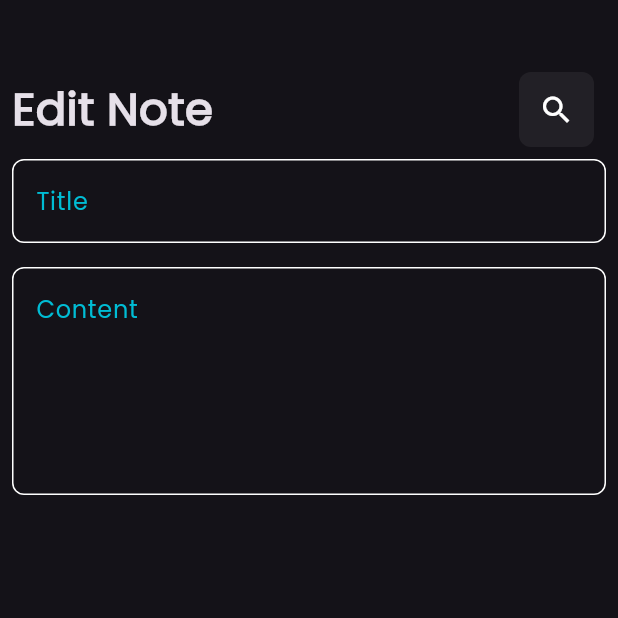
After one commit to MoHaMeD-Sa3eD/News-App, a Flutter app: the screen it shows after launch, after a tap on "Flutter tips", on a phone screen of 412 x 824 dp, the top half of it. The commit adds this screen. Run offline on Flutter 3.47's test engine with Material 3 defaults, Android fonts, the phone set to English and light mode, and no system bars; our stand-ins replace font_awesome_flutter.

Commit message:
created EditNoteScreen

```diff
--- a/lib/ui-part/custom_widgets/custom-widgets/CustomAppBar.dart
+++ b/lib/ui-part/custom_widgets/custom-widgets/CustomAppBar.dart
@@ -3,15 +3,17 @@ import 'package:flutter/material.dart';
 import 'CustomSearchIcon.dart';
 
 class CustomAppBar extends StatelessWidget {
-  const CustomAppBar({super.key});
+
+  final String title;
+  const CustomAppBar({super.key,required this.title});
 
   @override
   Widget build(BuildContext context) {
     return Row(
       children: [
-        const Text(
-          'Notes',
-          style: TextStyle(fontWeight: FontWeight.bold, fontSize: 30),
+         Text(
+          title,
+          style: const TextStyle(fontWeight: FontWeight.bold, fontSize: 30),
         ),
         const Spacer(),
         IconButton(
--- a/lib/ui-part/custom_widgets/custom-widgets/CustomNoteItem.dart
+++ b/lib/ui-part/custom_widgets/custom-widgets/CustomNoteItem.dart
@@ -1,5 +1,6 @@
 import 'package:flutter/material.dart';
 import 'package:font_awesome_flutter/font_awesome_flutter.dart';
+import 'package:notes_app/ui-part/screens/EditNoteScreen.dart';
 
 class CustomNoteItem extends StatelessWidget {
   const CustomNoteItem({
@@ -8,7 +9,17 @@ class CustomNoteItem extends StatelessWidget {
 
   @override
   Widget build(BuildContext context) {
-    return Container(
+    return GestureDetector(
+      onTap: () {
+        Navigator.of(context).push(
+          MaterialPageRoute(
+            builder: (context) {
+              return const EditNoteScreen();
+            },
+          ),
+        );
+      },
+      child: Container(
         margin: const EdgeInsets.only(bottom: 8),
         padding: const EdgeInsets.only(top: 24, bottom: 24, left: 16),
         decoration: BoxDecoration(
@@ -25,8 +36,8 @@ class CustomNoteItem extends StatelessWidget {
               ),
               subtitle: Text(
                 "Build Your Career with\tMohamed Saeed",
-              style:
-                  TextStyle(fontSize: 18, color: Colors.brown.withOpacity(0.8)),
+                style: TextStyle(
+                    fontSize: 18, color: Colors.brown.withOpacity(0.8)),
               ),
               trailing: IconButton(
                 onPressed: () {},
@@ -41,12 +52,13 @@ class CustomNoteItem extends StatelessWidget {
               padding: const EdgeInsets.only(right: 33.0),
               child: Text(
                 '\nMay21 , 2022',
-              style:
-                  TextStyle(fontSize: 16, color: Colors.brown.withOpacity(0.8)),
+                style: TextStyle(
+                    fontSize: 16, color: Colors.brown.withOpacity(0.8)),
               ),
             ),
           ],
         ),
+      ),
     );
   }
 }
--- /dev/null
+++ b/lib/ui-part/custom_widgets/custom-widgets/EditNoteScreenBody.dart
@@ -0,0 +1,38 @@
+import 'package:flutter/material.dart';
+
+import '../custom_models/CustomTextFieldModel.dart';
+import 'CustomAppBar.dart';
+import 'CustomTextField.dart';
+
+class EditNoteScreenBody extends StatelessWidget {
+  const EditNoteScreenBody({
+    super.key,
+  });
+
+  @override
+  Widget build(BuildContext context) {
+    return Padding(
+      padding: const EdgeInsets.symmetric(horizontal: 8.0, vertical: 40),
+      child: Column(
+        children: [
+          const CustomAppBar(
+            title: 'Edit Note',
+          ),
+          CustomTextField(
+            customTextFieldModel: CustomTextFieldModel(
+              hintText: 'Title',
+              onSubmitted: (data) {},
+            ),
+          ),
+          CustomTextField(
+            customTextFieldModel: CustomTextFieldModel(
+              maxLines: 5,
+              hintText: 'Content',
+              onSubmitted: (data) {},
+            ),
+          ),
+        ],
+      ),
+    );
+  }
+}
--- a/lib/ui-part/custom_widgets/custom-widgets/HomeScreenBody.dart
+++ b/lib/ui-part/custom_widgets/custom-widgets/HomeScreenBody.dart
@@ -15,7 +15,9 @@ class HomeScreenBody extends StatelessWidget {
           SizedBox(
             height: 30,
           ),
-          CustomAppBar(),
+          CustomAppBar(
+            title: 'Notes',
+          ),
           Expanded(
             child: NotesListView(),
           )
--- /dev/null
+++ b/lib/ui-part/screens/EditNoteScreen.dart
@@ -0,0 +1,13 @@
+import 'package:flutter/material.dart';
+import '../custom_widgets/custom-widgets/EditNoteScreenBody.dart';
+
+class EditNoteScreen extends StatelessWidget {
+  const EditNoteScreen({super.key});
+
+  @override
+  Widget build(BuildContext context) {
+    return const Scaffold(
+      body: EditNoteScreenBody(),
+    );
+  }
+}
```
Lines whose indentation alone changed are shown as unchanged.
